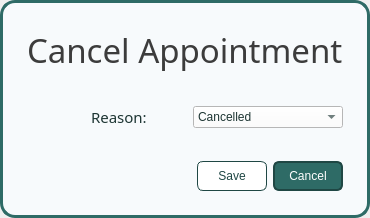
Before: the Qt Designer form ui/popup_cancelapt.ui in karlito20/AdoraFlowProject, drawn with Qt 5.
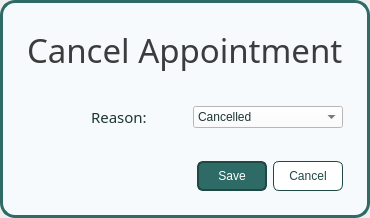
After: the same form once the commit is applied.

```diff
--- a/ui/popup_cancelapt.ui
+++ b/ui/popup_cancelapt.ui
@@ -9,7 +9,7 @@
    <rect>
     <x>0</x>
     <y>0</y>
-    <width>333</width>
+    <width>338</width>
     <height>214</height>
    </rect>
   </property>
@@ -191,12 +191,13 @@
             <cursorShape>PointingHandCursor</cursorShape>
            </property>
            <property name="styleSheet">
-            <string notr="true">#save_button {
-	background: white;
+            <string notr="true">
+#save_button {
 	border-radius: 6px;
-	border: 1px solid #1F4744;
-	color: #1F4744;
-
+	color: white;
+	border: 2px solid #1F4744;
+	padding: 5px;
+	background: #2E6B66;
 }
 
 #save_button:hover {
@@ -225,11 +226,11 @@
            </property>
            <property name="styleSheet">
             <string notr="true">#cancel_button {
+	background: white;
 	border-radius: 6px;
-	color: white;
-	border: 2px solid #1F4744;
-	padding: 5px;
-	background: #2E6B66;
+	border: 1px solid #1F4744;
+	color: #1F4744;
+
 }
 
 #cancel_button:hover {
@@ -237,11 +238,11 @@
 	background: #265955;
 
 }
+
 #cancel_button:pressed {
-	background: #1F4744;
-	color: white;
-	border: 2px solid #1F4744;
-}</string>
+	background: #B8E0DD;
+}
+</string>
            </property>
            <property name="text">
             <string>Cancel</string>
```
Left out of the diff: 13 changed lines with no effect on the pictures.
